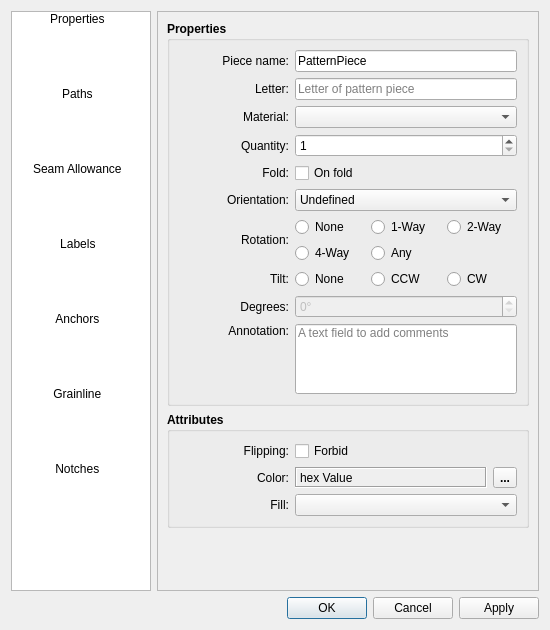
First picture: the form in src/libs/vtools/dialogs/tools/piece/pattern_piece_dialog.ui, repository seamly/Seamly2D, before the edit.
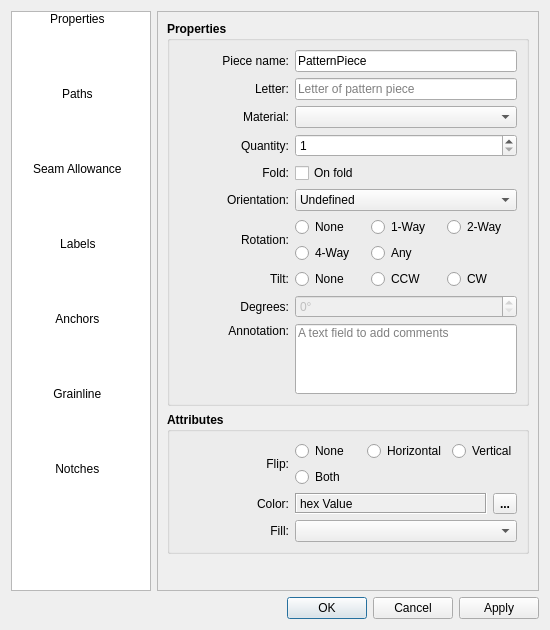
Second picture: the form after the edit. The open tabs and pages were chosen to show the change. Icons and pictures are not drawn. Custom widgets are drawn as their Qt base class.

Commit message:
Choose piece flip with radio buttons
- PieceFlip: None, Horizontal, Vertical, Both. Default None.
- VAbstractPiece stores the choice; IsForbidFlipping() is true for None,
  for the Seamly2D layout engine.
- Piece Properties: Flip radio buttons replace the Forbid check box.
- Piece context menu: a Flip submenu replaces Forbid Flipping. The F key
  no longer toggles flipping.

Patch:
```diff
--- a/src/libs/vtools/dialogs/tools/piece/pattern_piece_dialog.ui
+++ b/src/libs/vtools/dialogs/tools/piece/pattern_piece_dialog.ui
@@ -1027,7 +1027,7 @@
                  </font>
                 </property>
                 <property name="text">
-                 <string>Flipping:</string>
+                 <string>Flip:</string>
                 </property>
                 <property name="alignment">
                  <set>Qt::AlignRight|Qt::AlignTrailing|Qt::AlignVCenter</set>
@@ -1035,31 +1035,88 @@
                </widget>
               </item>
               <item row="0" column="1">
-               <widget class="QCheckBox" name="forbidFlipping_CheckBox">
-                <property name="sizePolicy">
-                 <sizepolicy hsizetype="Preferred" vsizetype="Fixed">
-                  <horstretch>0</horstretch>
-                  <verstretch>0</verstretch>
-                 </sizepolicy>
-                </property>
-                <property name="minimumSize">
-                 <size>
-                  <width>100</width>
-                  <height>0</height>
-                 </size>
-                </property>
-                <property name="font">
-                 <font>
-                  <pointsize>9</pointsize>
-                  <bold>false</bold>
-                 </font>
-                </property>
+               <widget class="QWidget" name="flip_Widget">
                 <property name="toolTip">
                  <string>Forbid piece be mirrored in a layout.</string>
                 </property>
-                <property name="text">
-                 <string>Forbid</string>
-                </property>
+                <layout class="QGridLayout" name="flip_GridLayout">
+                 <property name="leftMargin">
+                  <number>0</number>
+                 </property>
+                 <property name="topMargin">
+                  <number>0</number>
+                 </property>
+                 <property name="rightMargin">
+                  <number>0</number>
+                 </property>
+                 <property name="bottomMargin">
+                  <number>0</number>
+                 </property>
+                 <item row="0" column="0">
+                  <widget class="QRadioButton" name="flipNone_RadioButton">
+                   <property name="font">
+                    <font>
+                     <pointsize>9</pointsize>
+                     <bold>false</bold>
+                    </font>
+                   </property>
+                   <property name="text">
+                    <string>None</string>
+                   </property>
+                   <attribute name="buttonGroup">
+                    <string notr="true">flip_ButtonGroup</string>
+                   </attribute>
+                  </widget>
+                 </item>
+                 <item row="0" column="1">
+                  <widget class="QRadioButton" name="flipHorizontal_RadioButton">
+                   <property name="font">
+                    <font>
+                     <pointsize>9</pointsize>
+                     <bold>false</bold>
+                    </font>
+                   </property>
+                   <property name="text">
+                    <string>Horizontal</string>
+                   </property>
+                   <attribute name="buttonGroup">
+                    <string notr="true">flip_ButtonGroup</string>
+                   </attribute>
+                  </widget>
+                 </item>
+                 <item row="0" column="2">
+                  <widget class="QRadioButton" name="flipVertical_RadioButton">
+                   <property name="font">
+                    <font>
+                     <pointsize>9</pointsize>
+                     <bold>false</bold>
+                    </font>
+                   </property>
+                   <property name="text">
+                    <string>Vertical</string>
+                   </property>
+                   <attribute name="buttonGroup">
+                    <string notr="true">flip_ButtonGroup</string>
+                   </attribute>
+                  </widget>
+                 </item>
+                 <item row="1" column="0">
+                  <widget class="QRadioButton" name="flipBoth_RadioButton">
+                   <property name="font">
+                    <font>
+                     <pointsize>9</pointsize>
+                     <bold>false</bold>
+                    </font>
+                   </property>
+                   <property name="text">
+                    <string>Both</string>
+                   </property>
+                   <attribute name="buttonGroup">
+                    <string notr="true">flip_ButtonGroup</string>
+                   </attribute>
+                  </widget>
+                 </item>
+                </layout>
                </widget>
               </item>
               <item row="1" column="0">
```
Left out of the diff: 3 changed lines with no effect on the pictures. The commit also changes 11 other files.
